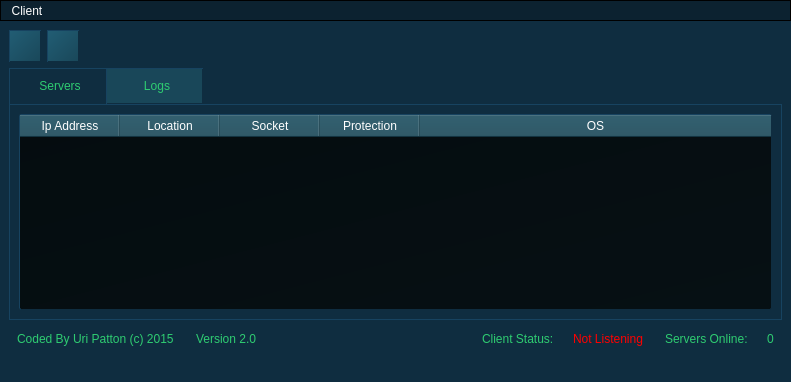
pavliqs/Mirakuru, file UPGRADE/SOURCE/gui.ui: the form before one commit.
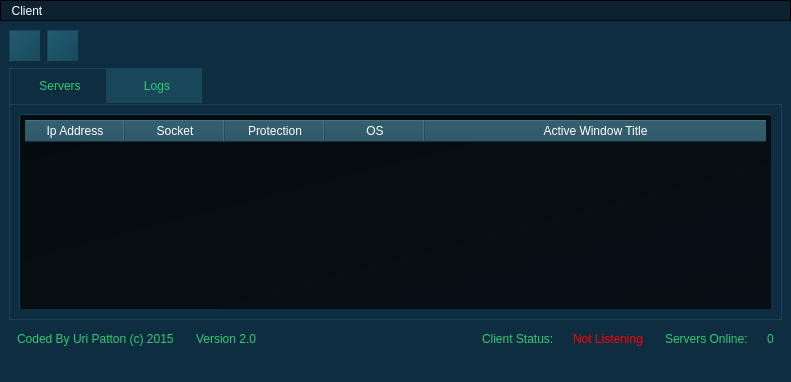
The form after the commit. Icons and pictures are not drawn.

What changed in the file:
```diff
--- a/UPGRADE/SOURCE/gui.ui
+++ b/UPGRADE/SOURCE/gui.ui
@@ -82,6 +82,7 @@
 QTableWidget#serversTable {
 	background-position: center;
     border: 1px outset;
+    padding: 5px;
     border-color: #0F2D40;
     border-radius: 2px;
     background-color: qlineargradient(spread:pad, x1:1, y1:1, x2:0, y2:0, stop:0 #061014, stop:1 #050C0F);
@@ -138,11 +139,6 @@
             <string>Ip Address</string>
            </property>
           </column>
-          <column>
-           <property name="text">
-            <string>Location</string>
-           </property>
-          </column>
           <column>
            <property name="text">
             <string>Socket</string>
@@ -158,6 +154,11 @@
             <string>OS</string>
            </property>
           </column>
+          <column>
+           <property name="text">
+            <string>Active Window Title</string>
+           </property>
+          </column>
          </widget>
         </item>
        </layout>
```
Left out of the diff: 6 changed lines with no effect on the pictures.
